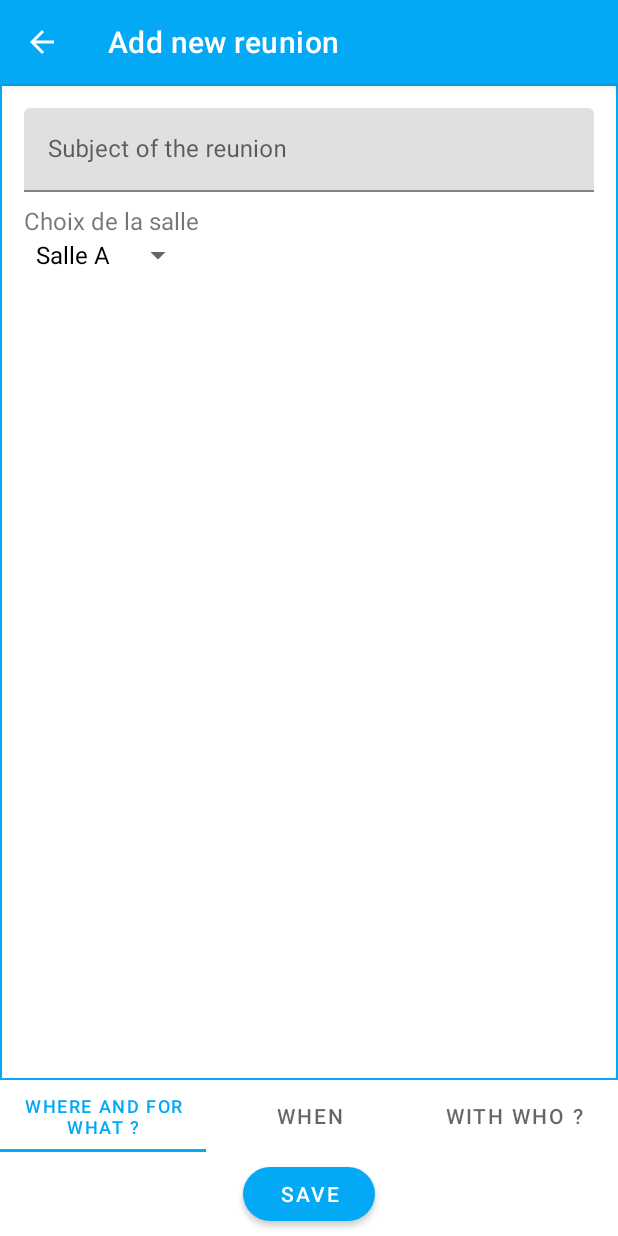
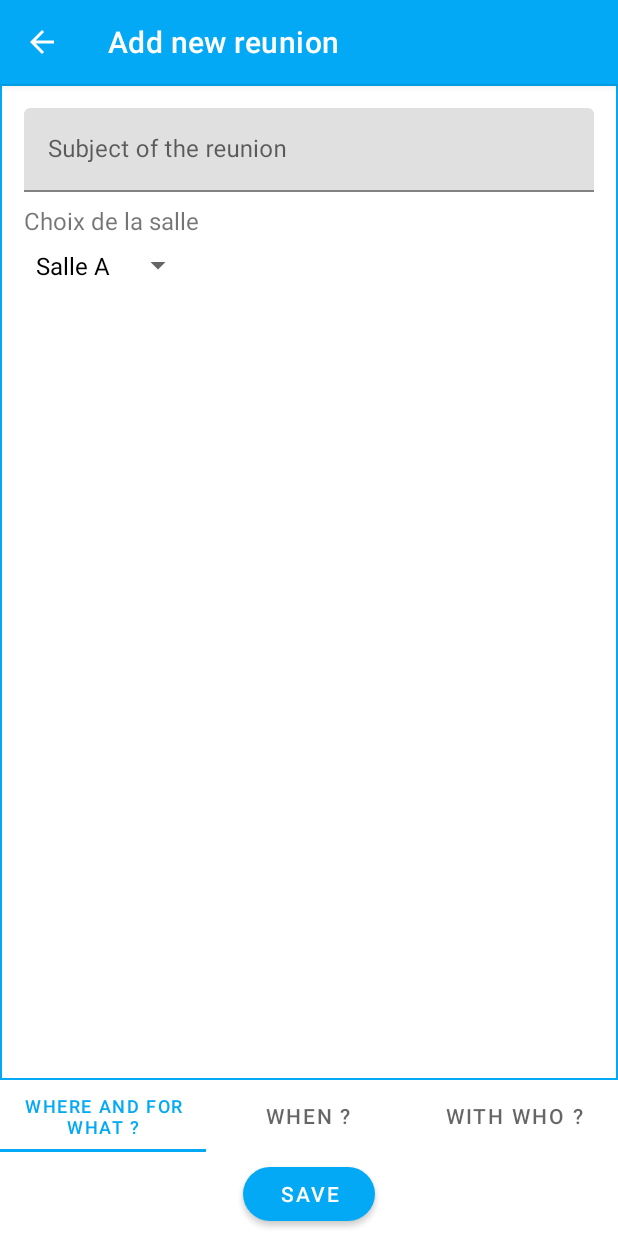
Before and after one commit to TonyoCallimoutou/Mareu, an Android app: the screen it shows after launch (AddReunionActivity), after a tap on an icon or button, on a phone screen of 412 x 824 dp. Run offline under Robolectric (Android 15) with nearby library versions, the phone set to English and light mode, and no system bars; our stand-ins replace ButterKnife, EventBus.

Commit message:
Fix : Spinner Item Size Fix : onConfigurationChanged AddDate

```diff
--- a/app/src/main/java/com/example/mareu/ui/reunion_list/AddReunionActivity.java
+++ b/app/src/main/java/com/example/mareu/ui/reunion_list/AddReunionActivity.java
@@ -61,7 +61,7 @@ public class AddReunionActivity extends AppCompatActivity {
                     tab.setText("Where and for what ?");
                 }
                 else if (position == 1) {
-                    tab.setText("When");
+                    tab.setText("When ?");
                 }
                 else {
                     tab.setText("With who ?");
--- a/app/src/main/java/com/example/mareu/ui/reunion_list/AddReunionFragmentPlace.java
+++ b/app/src/main/java/com/example/mareu/ui/reunion_list/AddReunionFragmentPlace.java
@@ -75,8 +75,6 @@ public class AddReunionFragmentPlace extends Fragment {
         ArrayAdapter<Place> placeAdapter = new ArrayAdapter<Place>(getContext(),
                 R.layout.spinner_item_black, mSetData.getArrayPlaces());
 
-        placeAdapter.setDropDownViewResource(R.layout.support_simple_spinner_dropdown_item);
-
 
         mSpinnerPlace.setAdapter(placeAdapter);
 
--- a/app/src/main/java/com/example/mareu/ui/reunion_list/ListReunionActivity.java
+++ b/app/src/main/java/com/example/mareu/ui/reunion_list/ListReunionActivity.java
@@ -58,8 +58,6 @@ public class ListReunionActivity extends AppCompatActivity{
 
         ArrayAdapter<String> filterAdapter = new ArrayAdapter<String>(this,
                 R.layout.spinner_item_white,setData.getArrayFilter());
-
-        filterAdapter.setDropDownViewResource(R.layout.support_simple_spinner_dropdown_item);
 
 
         mSpinnerFilter.setOnItemSelectedListener(new AdapterView.OnItemSelectedListener() {
--- a/app/src/main/res/layout/spinner_item_black.xml
+++ b/app/src/main/res/layout/spinner_item_black.xml
@@ -6,4 +6,6 @@
     android:singleLine="true"
     android:layout_width="match_parent"
     android:layout_height="wrap_content"
-    android:ellipsize="marquee" />
+    android:ellipsize="marquee"
+    android:padding="@dimen/padding_item_spinner"
+    android:layout_gravity="center"/>
--- a/app/src/main/res/layout/spinner_item_white.xml
+++ b/app/src/main/res/layout/spinner_item_white.xml
@@ -6,4 +6,6 @@
     android:singleLine="true"
     android:layout_width="match_parent"
     android:layout_height="wrap_content"
-    android:ellipsize="marquee" />
+    android:ellipsize="marquee"
+    android:padding="@dimen/padding_item_spinner"
+    android:layout_gravity="center"/>
--- a/app/src/main/res/values-hdpi/dimens.xml
+++ b/app/src/main/res/values-hdpi/dimens.xml
@@ -4,6 +4,7 @@
     <dimen name="margin_save_button"> 4dp </dimen>
     <dimen name="margin_picker_time_and_date"> 4dp </dimen>
     <dimen name="margin_top_choice_place"> 8dp </dimen>
+    <dimen name="padding_item_spinner"> 8dp </dimen>
 
     <dimen name="font_size_text_list"> 14sp </dimen>
     <dimen name="font_size_text_add_page1"> 16sp </dimen>
--- a/app/src/main/res/values-large/dimens.xml
+++ b/app/src/main/res/values-large/dimens.xml
@@ -5,6 +5,7 @@
     <dimen name="margin_save_button"> 32dp </dimen>
     <dimen name="margin_picker_time_and_date"> 32dp </dimen>
     <dimen name="margin_top_choice_place"> 64dp </dimen>
+    <dimen name="padding_item_spinner"> 16dp </dimen>
 
     <dimen name="font_size_text_list"> 16sp </dimen>
     <dimen name="font_size_text_add_page1"> 20sp </dimen>
--- a/app/src/main/res/values-xhdpi/dimens.xml
+++ b/app/src/main/res/values-xhdpi/dimens.xml
@@ -4,6 +4,7 @@
     <dimen name="margin_save_button"> 16dp </dimen>
     <dimen name="margin_picker_time_and_date"> 16dp </dimen>
     <dimen name="margin_top_choice_place"> 32dp </dimen>
+    <dimen name="padding_item_spinner"> 12dp </dimen>
 
     <dimen name="font_size_text_list"> 16sp </dimen>
     <dimen name="font_size_text_add_page1"> 16sp </dimen>
--- a/app/src/main/res/values/dimens.xml
+++ b/app/src/main/res/values/dimens.xml
@@ -4,6 +4,8 @@
     <dimen name="margin_save_button"> 16dp </dimen>
     <dimen name="margin_picker_time_and_date"> 16dp </dimen>
     <dimen name="margin_top_choice_place"> 32dp </dimen>
+    <dimen name="padding_item_spinner"> 12dp </dimen>
+
 
     <dimen name="font_size_text_list"> 16sp </dimen>
     <dimen name="font_size_text_add_page1"> 16sp </dimen>
```
Also changed, not shown: app/src/main/java/com/example/mareu/ui/reunion_list/AddReunionFragmentDate.java (+25 -16 lines).
